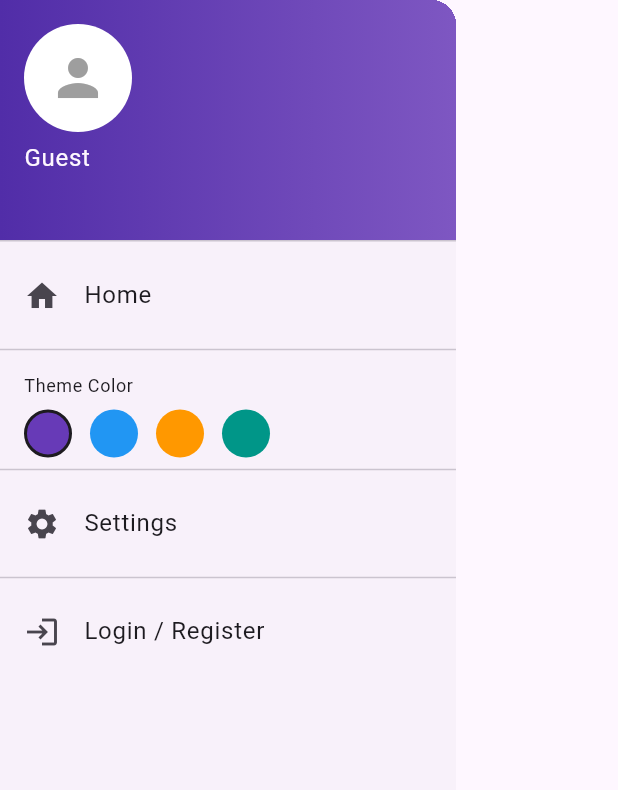
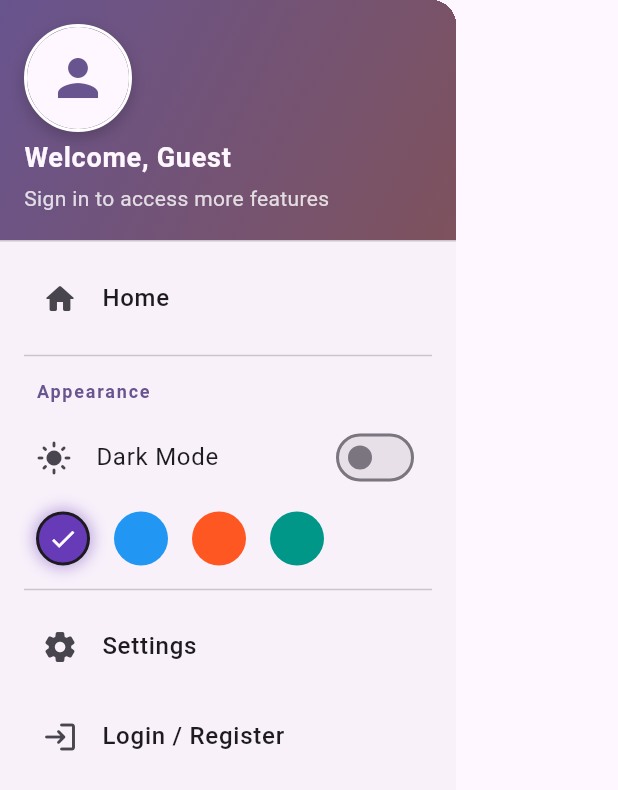
Before and after one commit to NilakanthaPradhan/QuickHelp, a Flutter app: the AppDrawer widget shown alone on an empty page, opened directly, on a phone screen of 412 x 824 dp. Shown: the top 790 px of the screen. Run offline on Flutter 3.47's test engine with Material 3 defaults, Android fonts, the phone set to English and light mode, and no system bars; our stand-ins replace action_slider, flutter_map, flutter_svg, geocoding, geolocator, image_picker and 2 more; missing offline and left inert: flutter_map_marker_cluster; accounts and stored records are empty; network calls fail; statements that could not run were skipped.

Commit message:
style(app): polish navigation and drawer UI

```diff
--- a/lib/widgets/app_drawer.dart
+++ b/lib/widgets/app_drawer.dart
@@ -12,151 +12,242 @@ class AppDrawer extends StatelessWidget {
   const AppDrawer({super.key});
 
   @override
-  @override
   Widget build(BuildContext context) {
+    final theme = Theme.of(context);
+
     return Drawer(
       child: ValueListenableBuilder<User?>(
         valueListenable: ApiService.userNotifier,
         builder: (context, user, child) {
           final bool isGuest = user == null || user.id == -1;
 
-
           return ListView(
             padding: EdgeInsets.zero,
             children: [
               UserAccountsDrawerHeader(
                 decoration: BoxDecoration(
-                  gradient: LinearGradient(colors: [Colors.deepPurple.shade700, Colors.deepPurple.shade400]),
+                  gradient: LinearGradient(
+                    begin: Alignment.topLeft,
+                    end: Alignment.bottomRight,
+                    colors: [
+                      theme.colorScheme.primary,
+                      theme.colorScheme.tertiary,
+                    ],
                   ),
-                accountName: Text(user?.fullName ?? 'Guest'),
-                accountEmail: Text(user?.email ?? user?.phone ?? ''),
+                ),
+                accountName: Text(
+                  user?.fullName ?? 'Welcome, Guest',
+                  style: const TextStyle(fontWeight: FontWeight.bold, fontSize: 18),
+                ),
+                accountEmail: Text(
+                  user?.email ?? user?.phone ?? 'Sign in to access more features',
+                  style: TextStyle(color: Colors.white.withOpacity(0.8)),
+                ),
                 currentAccountPicture: InkWell(
                   onTap: () {
+                    if(!isGuest) {
                        Navigator.of(context).pop();
                        Navigator.of(context).push(MaterialPageRoute(builder: (_) => const ProfileScreen()));
+                    }
                   },
+                  child: Container(
+                    decoration: BoxDecoration(
+                      shape: BoxShape.circle,
+                      border: Border.all(color: Colors.white, width: 2),
+                      boxShadow: [
+                        BoxShadow(
+                          color: Colors.black.withOpacity(0.2),
+                          blurRadius: 8,
+                          offset: const Offset(0, 4)
+                        )
+                      ]
+                    ),
                     child: CircleAvatar(
-                    backgroundColor: Colors.white,
+                      backgroundColor: theme.colorScheme.surface,
                       backgroundImage: (user?.photoData != null)
                         ? MemoryImage(base64Decode(user!.photoData!))
                         : null,
                       child: (user?.photoData == null)
-                      ? const Icon(Icons.person, size: 40, color: Colors.grey)
+                        ? Icon(Icons.person, size: 40, color: theme.colorScheme.primary)
                         : null,
                     ),
                   ),
                 ),
-              ListTile(
-                leading: const Icon(Icons.home),
-                title: const Text('Home'),
+              ),
+
+              _buildDrawerItem(
+                context,
+                icon: Icons.home_rounded,
+                title: 'Home',
                 onTap: () {
                   if (ModalRoute.of(context)?.settings.name != '/main') {
                     Navigator.pushReplacementNamed(context, '/main');
                   } else {
                     Navigator.pop(context); // Just close drawer
                   }
-                },
+                }
               ),
+
               if (!isGuest) ...[
-                 ListTile(
-                  leading: const Icon(Icons.calendar_today),
-                  title: const Text('My Bookings'),
+                 _buildDrawerItem(
+                  context,
+                  icon: Icons.event_available_rounded,
+                  title: 'My Bookings',
                   onTap: () => Navigator.pushNamed(context, '/bookings'),
                 ),
-                 ListTile(
-                  leading: const Icon(Icons.person),
-                  title: const Text('Profile'),
+                 _buildDrawerItem(
+                  context,
+                  icon: Icons.person_outline,
+                  title: 'Profile',
                   onTap: () => Navigator.pushNamed(context, '/profile'),
                 ),
-                 ListTile(
-                  leading: const Icon(Icons.chat),
-                  title: const Text('Chats'),
+                 _buildDrawerItem(
+                  context,
+                  icon: Icons.chat_bubble_outline_rounded,
+                  title: 'Chats',
                   onTap: () {
                     Navigator.pop(context);
                     Navigator.pushNamed(context, '/chat_search');
                   },
                 ),
-                 ListTile(
-                  leading: const Icon(Icons.support_agent),
-                  title: const Text('Support'),
+                 _buildDrawerItem(
+                  context,
+                  icon: Icons.support_agent_rounded,
+                  title: 'Support',
                   onTap: () => Navigator.pushNamed(context, '/support'),
                 ),
               ],
 
+              const Padding(
+                padding: EdgeInsets.symmetric(horizontal: 16.0),
+                child: Divider(),
+              ),
 
+              Padding(
+                padding: const EdgeInsets.symmetric(horizontal: 24, vertical: 8),
+                child: Text('Appearance', style: theme.textTheme.labelMedium?.copyWith(
+                  color: theme.colorScheme.primary,
+                  fontWeight: FontWeight.bold,
+                  letterSpacing: 1.2
+                )),
+              ),
 
-              const Divider(),
+              // Dark Mode Toggle inside Drawer
+              AnimatedBuilder(
+                animation: ThemeService.instance,
+                builder: (context, _) => SwitchListTile(
+                  contentPadding: const EdgeInsets.symmetric(horizontal: 24),
+                  title: const Text('Dark Mode'),
+                  secondary: Icon(ThemeService.instance.themeMode == ThemeMode.dark ? Icons.dark_mode : Icons.light_mode),
+                  value: ThemeService.instance.themeMode == ThemeMode.dark,
+                  activeColor: theme.colorScheme.primary,
+                  onChanged: (bool value) => ThemeService.instance.toggleDarkLight(),
+                ),
+              ),
+
               Padding(
-                padding: const EdgeInsets.symmetric(horizontal: 16, vertical: 8),
-                child: Text('Theme Color', style: Theme.of(context).textTheme.bodySmall),
-              ),
-              Padding(
-                padding: const EdgeInsets.symmetric(horizontal: 16),
+                padding: const EdgeInsets.symmetric(horizontal: 24, vertical: 8),
                 child: Wrap(
-                  spacing: 12,
+                  spacing: 16,
                   children: [
                     Colors.deepPurple,
                     Colors.blue,
-                    Colors.orange,
+                    Colors.deepOrange,
                     Colors.teal,
                   ].map((color) {
+                    final isSelected = ThemeService.instance.seedColor == color;
                     return GestureDetector(
                       onTap: () => ThemeService.instance.setSeedColor(color),
                       child: AnimatedContainer(
                         duration: const Duration(milliseconds: 200),
-                        width: 32,
-                        height: 32,
+                        width: 36,
+                        height: 36,
                         decoration: BoxDecoration(
                           color: color,
                           shape: BoxShape.circle,
+                          boxShadow: isSelected ? [
+                            BoxShadow(color: color.withOpacity(0.4), blurRadius: 8, spreadRadius: 2)
+                          ] : null,
                           border: Border.all(
-                            color: ThemeService.instance.seedColor == color ? Theme.of(context).colorScheme.onSurface : Colors.transparent,
+                            color: isSelected ? theme.colorScheme.onSurface : Colors.transparent,
                             width: 2,
                           ),
                         ),
+                        child: isSelected ? const Icon(Icons.check, size: 20, color: Colors.white) : null,
                       ),
                     );
                   }).toList(),
                 ),
               ),
-              const Divider(),
 
-              ListTile(
-                leading: const Icon(Icons.settings),
-                title: const Text('Settings'),
+              const Padding(
+                padding: EdgeInsets.symmetric(horizontal: 16.0),
+                child: Divider(),
+              ),
+
+              _buildDrawerItem(
+                context,
+                icon: Icons.settings_rounded,
+                title: 'Settings',
                 onTap: () => Navigator.pushNamed(context, '/settings'),
               ),
 
               if (!isGuest)
-                ListTile(
-                  leading: const Icon(Icons.work_outline),
-                  title: const Text('Join as Provider'),
+                _buildDrawerItem(
+                  context,
+                  icon: Icons.business_center_outlined,
+                  title: 'Join as Provider',
                   onTap: () {
                     Navigator.pop(context);
                     Navigator.push(context, MaterialPageRoute(builder: (_) => const JoinServicesScreen()));
                   },
                 ),
 
-              const Divider(),
               if (isGuest)
-                ListTile(
-                  leading: const Icon(Icons.login),
-                  title: const Text('Login / Register'),
+                _buildDrawerItem(
+                  context,
+                  icon: Icons.login_rounded,
+                  title: 'Login / Register',
                   onTap: () => Navigator.pushAndRemoveUntil(context, MaterialPageRoute(builder: (_) => const LoginScreen()), (r) => false),
                 )
               else
-                ListTile(
-                  leading: const Icon(Icons.logout),
-                  title: const Text('Logout'),
+                _buildDrawerItem(
+                  context,
+                  icon: Icons.logout_rounded,
+                  title: 'Logout',
+                  iconColor: Colors.redAccent,
+                  textColor: Colors.redAccent,
                   onTap: () async {
                     await ApiService.logout();
                      Navigator.pushAndRemoveUntil(context, MaterialPageRoute(builder: (_) => const LoginScreen()), (r) => false);
                   },
                 ),
+
+              const SizedBox(height: 24), // Bottom padding
             ],
           );
         },
       ),
     );
   }
+
+  // Helper method for styling drawer items beautifully
+  Widget _buildDrawerItem(BuildContext context, {
+    required IconData icon,
+    required String title,
+    required VoidCallback onTap,
+    Color? iconColor,
+    Color? textColor,
+  }) {
+    return Padding(
+      padding: const EdgeInsets.symmetric(horizontal: 12.0, vertical: 2.0),
+      child: ListTile(
+        shape: RoundedRectangleBorder(borderRadius: BorderRadius.circular(12)),
+        leading: Icon(icon, color: iconColor),
+        title: Text(title, style: TextStyle(color: textColor, fontWeight: FontWeight.w500)),
+        onTap: onTap,
+        hoverColor: Theme.of(context).colorScheme.primaryContainer.withOpacity(0.3),
+      ),
+    );
   }
+}
```
Also changed, not shown: lib/screens/main_screen.dart (+43 -39 lines). Lines whose indentation alone changed are shown as unchanged.
